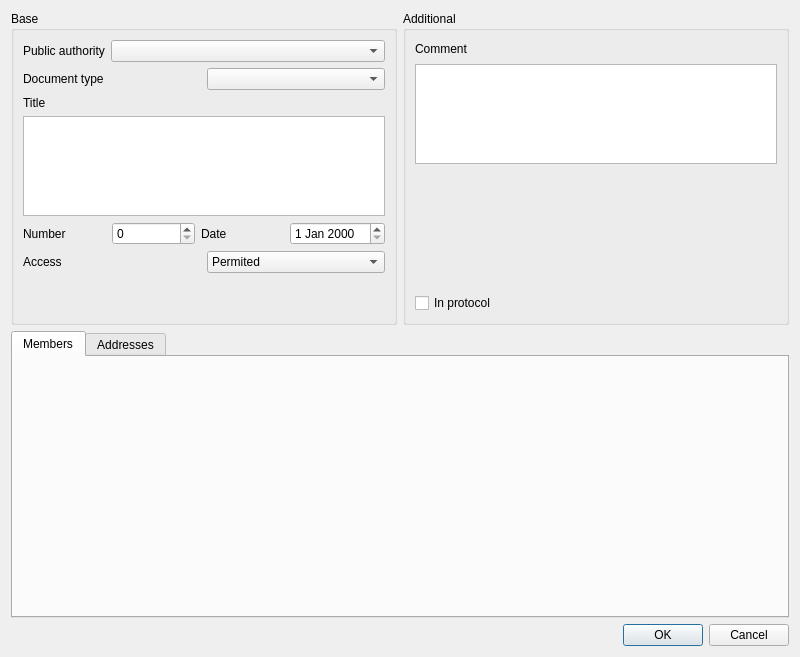
Before: the Qt Designer form dialogs/decisionbasedialog.ui in caxapyk/pa-decision, drawn with Qt 5.
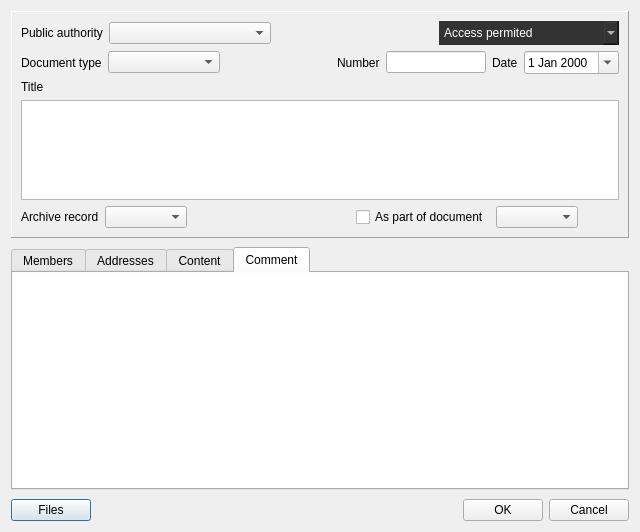
After: the same form once the commit is applied. The open tabs and pages were chosen to show the change. Icons and pictures are not drawn.

Patch:
```diff
--- a/dialogs/decisionbasedialog.ui
+++ b/dialogs/decisionbasedialog.ui
@@ -6,8 +6,8 @@
    <rect>
     <x>0</x>
     <y>0</y>
-    <width>800</width>
-    <height>657</height>
+    <width>640</width>
+    <height>532</height>
    </rect>
   </property>
   <property name="windowTitle">
@@ -17,165 +17,256 @@
    <iconset resource="../resources.qrc">
     <normaloff>:/icons/icons/icon.png</normaloff>:/icons/icons/icon.png</iconset>
   </property>
-  <layout class="QVBoxLayout" name="verticalLayout">
+  <layout class="QVBoxLayout" name="verticalLayout_9">
+   <property name="spacing">
+    <number>9</number>
+   </property>
    <item>
-    <layout class="QHBoxLayout" name="horizontalLayout_4">
-     <item>
-      <widget class="QGroupBox" name="groupBox">
-       <property name="title">
-        <string>Base</string>
-       </property>
-       <layout class="QVBoxLayout" name="verticalLayout_2">
+    <widget class="QFrame" name="frame">
+     <property name="sizePolicy">
+      <sizepolicy hsizetype="Preferred" vsizetype="Fixed">
+       <horstretch>0</horstretch>
+       <verstretch>0</verstretch>
+      </sizepolicy>
+     </property>
+     <property name="frameShape">
+      <enum>QFrame::Panel</enum>
+     </property>
+     <property name="frameShadow">
+      <enum>QFrame::Raised</enum>
+     </property>
+     <layout class="QVBoxLayout" name="verticalLayout">
+      <item>
+       <layout class="QHBoxLayout" name="horizontalLayout_4">
         <item>
-         <layout class="QFormLayout" name="formLayout">
-          <item row="0" column="0">
-           <widget class="QLabel" name="label">
-            <property name="text">
-             <string>Public authority</string>
-            </property>
-           </widget>
-          </item>
-          <item row="0" column="1">
-           <widget class="QComboBox" name="comboBox"/>
-          </item>
-         </layout>
+         <widget class="QLabel" name="label">
+          <property name="text">
+           <string>Public authority</string>
+          </property>
+         </widget>
         </item>
         <item>
-         <layout class="QHBoxLayout" name="horizontalLayout_3">
-          <item>
-           <widget class="QLabel" name="label_5">
-            <property name="text">
-             <string>Document type</string>
-            </property>
-           </widget>
-          </item>
-          <item>
-           <widget class="QComboBox" name="comboBox_2"/>
-          </item>
-         </layout>
+         <widget class="QComboBox" name="comboBox">
+          <property name="sizePolicy">
+           <sizepolicy hsizetype="Expanding" vsizetype="Fixed">
+            <horstretch>0</horstretch>
+            <verstretch>0</verstretch>
+           </sizepolicy>
+          </property>
+          <property name="minimumSize">
+           <size>
+            <width>0</width>
+            <height>0</height>
+           </size>
+          </property>
+         </widget>
         </item>
         <item>
-         <layout class="QVBoxLayout" name="verticalLayout_3">
-          <item>
-           <widget class="QLabel" name="label_2">
-            <property name="text">
-             <string>Title</string>
-            </property>
-           </widget>
-          </item>
-          <item>
-           <widget class="QPlainTextEdit" name="plainTextEdit">
-            <property name="maximumSize">
-             <size>
-              <width>16777215</width>
-              <height>100</height>
-             </size>
-            </property>
-           </widget>
-          </item>
-         </layout>
+         <spacer name="horizontalSpacer">
+          <property name="orientation">
+           <enum>Qt::Horizontal</enum>
+          </property>
+          <property name="sizeHint" stdset="0">
+           <size>
+            <width>40</width>
+            <height>20</height>
+           </size>
+          </property>
+         </spacer>
         </item>
         <item>
-         <layout class="QHBoxLayout" name="horizontalLayout">
+         <widget class="QComboBox" name="comboBox_3">
+          <property name="minimumSize">
+           <size>
+            <width>180</width>
+            <height>24</height>
+           </size>
+          </property>
+          <property name="styleSheet">
+           <string notr="true">border:0px;background-color:#333;color:#fff;</string>
+          </property>
           <item>
-           <widget class="QLabel" name="label_3">
-            <property name="text">
-             <string>Number</string>
-            </property>
-           </widget>
+           <property name="text">
+            <string>Access permited</string>
+           </property>
           </item>
           <item>
-           <widget class="QSpinBox" name="spinBox"/>
+           <property name="text">
+            <string>Access denied</string>
+           </property>
           </item>
-          <item>
-           <widget class="QLabel" name="label_4">
-            <property name="text">
-             <string>Date</string>
-            </property>
-           </widget>
-          </item>
-          <item>
-           <widget class="QDateEdit" name="dateEdit"/>
-          </item>
-         </layout>
+         </widget>
         </item>
+       </layout>
+      </item>
+      <item>
+       <layout class="QHBoxLayout" name="horizontalLayout_3">
         <item>
-         <layout class="QHBoxLayout" name="horizontalLayout_5">
-          <item>
-           <widget class="QLabel" name="label_7">
-            <property name="text">
-             <string>Access</string>
-            </property>
-           </widget>
-          </item>
-          <item>
-           <widget class="QComboBox" name="comboBox_3">
-            <item>
-             <property name="text">
-              <string>Permited</string>
-             </property>
-            </item>
-            <item>
-             <property name="text">
-              <string>Denied</string>
-             </property>
-            </item>
-           </widget>
-          </item>
-         </layout>
+         <widget class="QLabel" name="label_5">
+          <property name="text">
+           <string>Document type</string>
+          </property>
+         </widget>
         </item>
         <item>
-         <spacer name="verticalSpacer_2">
+         <widget class="QComboBox" name="comboBox_2">
+          <property name="sizePolicy">
+           <sizepolicy hsizetype="Expanding" vsizetype="Fixed">
+            <horstretch>0</horstretch>
+            <verstretch>0</verstretch>
+           </sizepolicy>
+          </property>
+         </widget>
+        </item>
+        <item>
+         <spacer name="horizontalSpacer_2">
           <property name="orientation">
-           <enum>Qt::Vertical</enum>
+           <enum>Qt::Horizontal</enum>
           </property>
           <property name="sizeHint" stdset="0">
            <size>
-            <width>20</width>
-            <height>40</height>
+            <width>40</width>
+            <height>20</height>
            </size>
           </property>
          </spacer>
         </item>
+        <item>
+         <widget class="QLabel" name="label_3">
+          <property name="text">
+           <string>Number</string>
+          </property>
+         </widget>
+        </item>
+        <item>
+         <widget class="QLineEdit" name="lineEdit">
+          <property name="minimumSize">
+           <size>
+            <width>0</width>
+            <height>0</height>
+           </size>
+          </property>
+          <property name="maximumSize">
+           <size>
+            <width>100</width>
+            <height>16777215</height>
+           </size>
+          </property>
+         </widget>
+        </item>
+        <item>
+         <widget class="QLabel" name="label_4">
+          <property name="text">
+           <string>Date</string>
+          </property>
+         </widget>
+        </item>
+        <item>
+         <widget class="QDateEdit" name="dateEdit">
+          <property name="calendarPopup">
+           <bool>true</bool>
+          </property>
+         </widget>
+        </item>
        </layout>
-      </widget>
-     </item>
-     <item>
-      <widget class="QGroupBox" name="groupBox_2">
-       <property name="title">
-        <string>Additional</string>
-       </property>
-       <layout class="QVBoxLayout" name="verticalLayout_5">
+      </item>
+      <item>
+       <layout class="QVBoxLayout" name="verticalLayout_4">
+        <property name="sizeConstraint">
+         <enum>QLayout::SetDefaultConstraint</enum>
+        </property>
         <item>
-         <layout class="QVBoxLayout" name="verticalLayout_4">
+         <widget class="QLabel" name="label_7">
+          <property name="text">
+           <string>Title</string>
+          </property>
+         </widget>
+        </item>
+        <item>
+         <widget class="QPlainTextEdit" name="plainTextEdit">
+          <property name="sizePolicy">
+           <sizepolicy hsizetype="Preferred" vsizetype="Preferred">
+            <horstretch>0</horstretch>
+            <verstretch>0</verstretch>
+           </sizepolicy>
+          </property>
+          <property name="maximumSize">
+           <size>
+            <width>16777215</width>
+            <height>100</height>
+           </size>
+          </property>
+          <property name="documentTitle">
+           <string/>
+          </property>
+          <property name="overwriteMode">
+           <bool>false</bool>
+          </property>
+          <property name="tabStopWidth">
+           <number>80</number>
+          </property>
+          <property name="backgroundVisible">
+           <bool>false</bool>
+          </property>
+          <property name="centerOnScroll">
+           <bool>false</bool>
+          </property>
+          <property name="placeholderText">
+           <string/>
+          </property>
+         </widget>
+        </item>
+       </layout>
+      </item>
+      <item>
+       <layout class="QHBoxLayout" name="horizontalLayout">
+        <item>
+         <widget class="QLabel" name="label_2">
+          <property name="text">
+           <string>Archive record</string>
+          </property>
+         </widget>
+        </item>
+        <item>
+         <layout class="QHBoxLayout" name="horizontalLayout_6">
+          <property name="spacing">
+           <number>1</number>
+          </property>
           <item>
-           <widget class="QLabel" name="label_6">
-            <property name="text">
-             <string>Comment</string>
+           <widget class="QComboBox" name="comboBox_4">
+            <property name="sizePolicy">
+             <sizepolicy hsizetype="Expanding" vsizetype="Fixed">
+              <horstretch>0</horstretch>
+              <verstretch>0</verstretch>
+             </sizepolicy>
             </property>
            </widget>
           </item>
           <item>
-           <widget class="QPlainTextEdit" name="plainTextEdit_2">
-            <property name="maximumSize">
-             <size>
-              <width>16777215</width>
-              <height>100</height>
-             </size>
+           <widget class="QPushButton" name="pushButton">
+            <property name="text">
+             <string/>
             </property>
+            <property name="icon">
+             <iconset resource="../resources.qrc">
+              <normaloff>:/icons/icons/open-16.png</normaloff>:/icons/icons/open-16.png</iconset>
+            </property>
+            <property name="flat">
+             <bool>true</bool>
+            </property>
            </widget>
           </item>
          </layout>
         </item>
         <item>
-         <spacer name="verticalSpacer">
+         <spacer name="horizontalSpacer_3">
           <property name="orientation">
-           <enum>Qt::Vertical</enum>
+           <enum>Qt::Horizontal</enum>
           </property>
           <property name="sizeHint" stdset="0">
            <size>
-            <width>20</width>
-            <height>40</height>
+            <width>40</width>
+            <height>20</height>
            </size>
           </property>
          </spacer>
@@ -183,14 +274,45 @@
         <item>
          <widget class="QCheckBox" name="checkBox">
           <property name="text">
-           <string>In protocol</string>
+           <string>As part of document</string>
           </property>
          </widget>
         </item>
+        <item>
+         <layout class="QHBoxLayout" name="horizontalLayout_7">
+          <property name="spacing">
+           <number>1</number>
+          </property>
+          <item>
+           <widget class="QComboBox" name="comboBox_5">
+            <property name="sizePolicy">
+             <sizepolicy hsizetype="Expanding" vsizetype="Fixed">
+              <horstretch>0</horstretch>
+              <verstretch>0</verstretch>
+             </sizepolicy>
+            </property>
+           </widget>
+          </item>
+          <item>
+           <widget class="QPushButton" name="pushButton_2">
+            <property name="text">
+             <string/>
+            </property>
+            <property name="icon">
+             <iconset resource="../resources.qrc">
+              <normaloff>:/icons/icons/open-16.png</normaloff>:/icons/icons/open-16.png</iconset>
+            </property>
+            <property name="flat">
+             <bool>true</bool>
+            </property>
+           </widget>
+          </item>
+         </layout>
+        </item>
        </layout>
-      </widget>
-     </item>
-    </layout>
+      </item>
+     </layout>
+    </widget>
    </item>
    <item>
     <widget class="QTabWidget" name="tabWidget">
@@ -206,18 +328,130 @@
       <attribute name="title">
        <string>Addresses</string>
       </attribute>
+      <layout class="QVBoxLayout" name="verticalLayout_7">
+       <property name="spacing">
+        <number>0</number>
+       </property>
+       <property name="leftMargin">
+        <number>0</number>
+       </property>
+       <property name="topMargin">
+        <number>0</number>
+       </property>
+       <property name="rightMargin">
+        <number>0</number>
+       </property>
+       <property name="bottomMargin">
+        <number>0</number>
+       </property>
+       <item>
+        <widget class="QTableView" name="tableView_2">
+         <property name="frameShape">
+          <enum>QFrame::NoFrame</enum>
+         </property>
+        </widget>
+       </item>
+      </layout>
+     </widget>
+     <widget class="QWidget" name="tab_3">
+      <attribute name="title">
+       <string>Content</string>
+      </attribute>
+      <layout class="QVBoxLayout" name="verticalLayout_2">
+       <property name="spacing">
+        <number>0</number>
+       </property>
+       <property name="leftMargin">
+        <number>0</number>
+       </property>
+       <property name="topMargin">
+        <number>0</number>
+       </property>
+       <property name="rightMargin">
+        <number>0</number>
+       </property>
+       <property name="bottomMargin">
+        <number>0</number>
+       </property>
+       <item>
+        <widget class="QTextEdit" name="textEdit">
+         <property name="frameShape">
+          <enum>QFrame::NoFrame</enum>
+         </property>
+        </widget>
+       </item>
+      </layout>
+     </widget>
+     <widget class="QWidget" name="tab_4">
+      <attribute name="title">
+       <string>Comment</string>
+      </attribute>
+      <layout class="QVBoxLayout" name="verticalLayout_3">
+       <property name="spacing">
+        <number>0</number>
+       </property>
+       <property name="leftMargin">
+        <number>0</number>
+       </property>
+       <property name="topMargin">
+        <number>0</number>
+       </property>
+       <property name="rightMargin">
+        <number>0</number>
+       </property>
+       <property name="bottomMargin">
+        <number>0</number>
+       </property>
+       <item>
+        <widget class="QPlainTextEdit" name="plainTextEdit_2">
+         <property name="maximumSize">
+          <size>
+           <width>16777215</width>
+           <height>16777215</height>
+          </size>
+         </property>
+         <property name="frameShape">
+          <enum>QFrame::NoFrame</enum>
+         </property>
+         <property name="placeholderText">
+          <string/>
+         </property>
+        </widget>
+       </item>
+      </layout>
      </widget>
     </widget>
    </item>
    <item>
-    <widget class="QDialogButtonBox" name="buttonBox">
-     <property name="orientation">
-      <enum>Qt::Horizontal</enum>
-     </property>
-     <property name="standardButtons">
-      <set>QDialogButtonBox::Cancel|QDialogButtonBox::Ok</set>
-     </property>
-    </widget>
+    <layout class="QHBoxLayout" name="horizontalLayout_8">
+     <item>
+      <widget class="QPushButton" name="pushButton_3">
+       <property name="text">
+        <string>Files</string>
+       </property>
+       <property name="icon">
+        <iconset resource="../resources.qrc">
+         <normaloff>:/icons/icons/scanner-16.png</normaloff>:/icons/icons/scanner-16.png</iconset>
+       </property>
+       <property name="default">
+        <bool>true</bool>
+       </property>
+       <property name="flat">
+        <bool>false</bool>
+       </property>
+      </widget>
+     </item>
+     <item>
+      <widget class="QDialogButtonBox" name="buttonBox">
+       <property name="orientation">
+        <enum>Qt::Horizontal</enum>
+       </property>
+       <property name="standardButtons">
+        <set>QDialogButtonBox::Cancel|QDialogButtonBox::Ok</set>
+       </property>
+      </widget>
+     </item>
+    </layout>
    </item>
   </layout>
  </widget>
```
Left out of the diff: 24 changed lines with no effect on the pictures.
